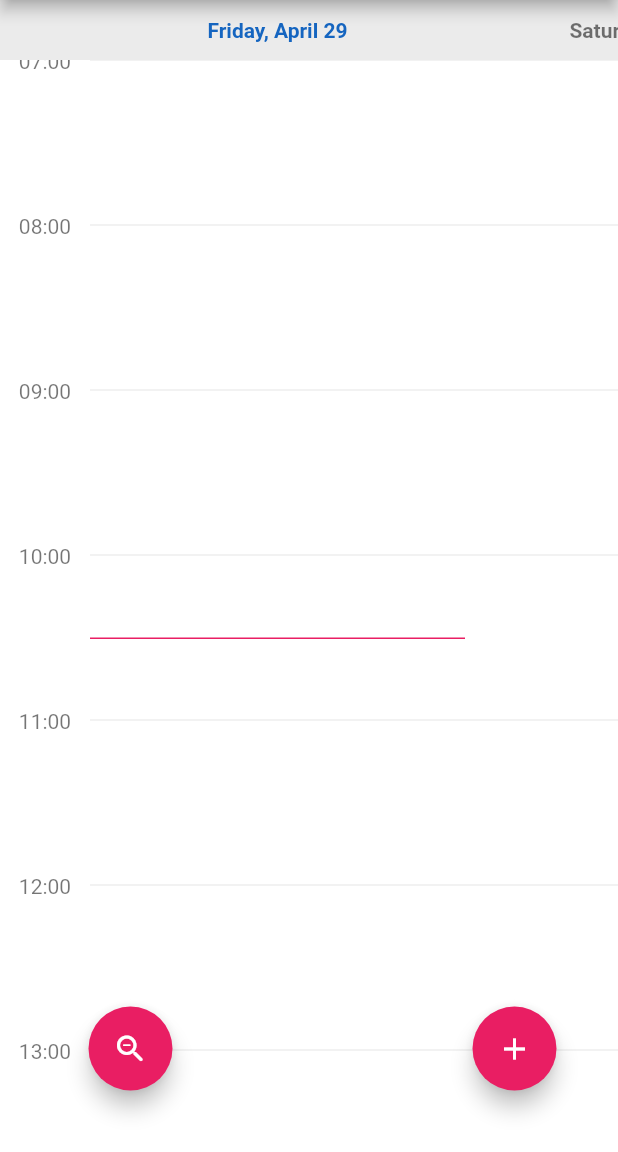
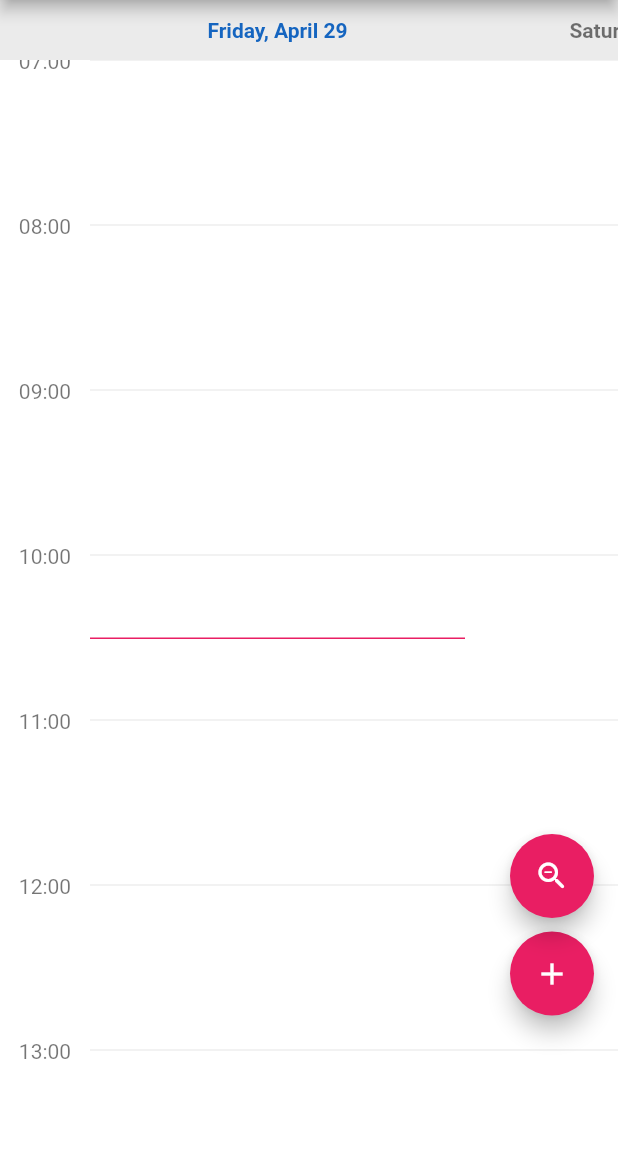
Before and after one commit to TahleeJ/SchedulePal, a Flutter app: the HomeScreen screen opened directly, on a phone screen of 412 x 824 dp, the part 84-1236 px from its top. Run offline on Flutter 3.47's test engine with Material 2 defaults, Android fonts, the light colour scheme and no system bars; our stand-ins replace cloud_firestore, firebase_auth, firebase_core, google_mobile_ads, google_sign_in; accounts and stored records are empty; network calls fail.

Commit message:
Adding Google Admob support and minor UI changes

```diff
--- /dev/null
+++ b/schedulepal/lib/ad_helper.dart
@@ -0,0 +1,36 @@
+import 'dart:io';
+
+class AdHelper {
+
+  static String get bannerAdUnitId {
+    if (Platform.isAndroid) {
+      return 'ca-app-pub-3940256099942544/6300978111';
+    } else if (Platform.isIOS) {
+      return 'ca-app-pub-3940256099942544/2934735716';
+    } else {
+      throw new UnsupportedError('Unsupported platform');
+    }
+  }
+
+  //--------------Only The Above Ad Type Relevant----------------------
+
+  static String get interstitialAdUnitId {
+    if (Platform.isAndroid) {
+      return "ca-app-pub-3940256099942544/1033173712";
+    } else if (Platform.isIOS) {
+      return "ca-app-pub-3940256099942544/4411468910";
+    } else {
+      throw new UnsupportedError("Unsupported platform");
+    }
+  }
+
+  static String get rewardedAdUnitId {
+    if (Platform.isAndroid) {
+      return "ca-app-pub-3940256099942544/5224354917";
+    } else if (Platform.isIOS) {
+      return "ca-app-pub-3940256099942544/1712485313";
+    } else {
+      throw new UnsupportedError("Unsupported platform");
+    }
+  }
+}
--- a/schedulepal/lib/friendCalendarScreen.dart
+++ b/schedulepal/lib/friendCalendarScreen.dart
@@ -56,9 +56,8 @@ class _FriendCalendarScreenState extends State<FriendCalendarScreen> {
         backgroundColor: Colors.pink[300],
         centerTitle: true,
         title: Text(widget.data['friendsName'] + "'s Calendar"),
+        leading: IconButton(onPressed: () =>{openFriendsList()}, icon: Icon(Icons.arrow_back),),
         actions: <Widget>[
-          // Sign out button
-          IconButton(onPressed: () => {openFriendsList()}, icon: Icon(Icons.accessibility, size: 26.0), tooltip: "Friend List"),
           IconButton(onPressed: changeZoom, icon: Icon(Icons.event_rounded, size: 26.0), tooltip: "Events List"),
           IconButton(onPressed: () => {_signOut()}, icon: Icon(Icons.exit_to_app_outlined, size: 26.0, ),
             tooltip: "Sign Out",),
--- a/schedulepal/lib/homeScreen.dart
+++ b/schedulepal/lib/homeScreen.dart
@@ -5,13 +5,15 @@ import 'package:intl/intl.dart';
 import 'package:firebase_auth/firebase_auth.dart';
 import 'package:cloud_firestore/cloud_firestore.dart';
 import 'package:google_sign_in/google_sign_in.dart';
+import 'package:google_mobile_ads/google_mobile_ads.dart';
+import 'package:flutter_week_view/flutter_week_view.dart';
+import 'ad_helper.dart';
 import 'package:flutter/material.dart';
 import 'signInScreen.dart';
 import 'addCourseScreen.dart';
 import 'addEventScreen.dart';
 import 'friendsListScreen.dart';
 import 'eventsListScreen.dart';
-import 'package:flutter_week_view/flutter_week_view.dart';
 
 /// Stateful class controlling the sign in page
 class HomeScreen extends StatefulWidget {
@@ -25,9 +27,39 @@ class _HomeScreenState extends State<HomeScreen> {
   final FirebaseAuth auth = FirebaseAuth.instance;
   final FirebaseFirestore store = FirebaseFirestore.instance;
 
+
   late Map<String, DateTime> weekDaysToDateTime = getDates();
   late List<DateTime> dates = weekDaysToDateTime.values.toList();
   late Future<List<FlutterWeekViewEvent>> events = getEvents(weekDaysToDateTime);
+
+  late BannerAd _bannerAd;
+  bool _isBannerAdReady = false;
+
+  @override
+  void initState() {
+    super.initState();
+
+    _bannerAd = BannerAd(
+      adUnitId: AdHelper.bannerAdUnitId,
+      request: AdRequest(),
+      size: AdSize.banner,
+      listener: BannerAdListener(
+        onAdLoaded: (_) {
+          setState(() {
+            _isBannerAdReady = true;
+          });
+        },
+        onAdFailedToLoad: (ad, err) {
+          print('Failed to load a banner ad: ${err.message}');
+          _isBannerAdReady = false;
+          ad.dispose();
+        },
+      ),
+    );
+
+    _bannerAd.load();
+  }
+
 
   bool zoomDay = true;
   double dayZoom = 110;
@@ -82,8 +114,8 @@ class _HomeScreenState extends State<HomeScreen> {
       floatingActionButton: Stack(
         children: [
           Positioned(
-            right: 25,
-            bottom: 25,
+            right: 0,
+            bottom: 75,
             child: FloatingActionButton(
               onPressed: () => showAlertDialog(context),
               //onPressed: () => _addObject(context),
@@ -93,8 +125,8 @@ class _HomeScreenState extends State<HomeScreen> {
             )
           ),
           Positioned(
-            left: 75,
-            bottom: 25,
+            right: 0,
+            bottom: 140,
             child: FloatingActionButton(
               onPressed: () => changeZoom(),
               //onPressed: () => _addObject(context),
@@ -102,7 +134,16 @@ class _HomeScreenState extends State<HomeScreen> {
               child: Icon(zoomDay ? Icons.zoom_out_rounded : Icons.zoom_in_rounded),
               heroTag: 'Zoom'
             )
-          )
+          ),
+          if (_isBannerAdReady)
+            Align(
+              alignment: Alignment.bottomCenter,
+              child: Container(
+                width: _bannerAd.size.width.toDouble(),
+                height: _bannerAd.size.height.toDouble(),
+                child: AdWidget(ad: _bannerAd),
+              ),
+            ),
         ]
       )
     );
@@ -135,6 +176,7 @@ class _HomeScreenState extends State<HomeScreen> {
 
     List<dynamic> courseList = ((await userRef.get()).data()!["courses"] == null) ? [] : (await userRef.get()).data()!["courses"];
     List<dynamic> eventList = ((await userRef.get()).data()!["events"] == null) ? [] : (await userRef.get()).data()!["events"];
+
     for (String event in eventList) {
       var _eventRef = store.collection("Events").doc(event);
       var query = await _eventRef.get();
@@ -158,8 +200,8 @@ class _HomeScreenState extends State<HomeScreen> {
       )
       );
     }
+
     for (Map<String, dynamic> course in courseList) {
-
       // Parse class time (9:00 am - 2:00 pm) -> [09:00, 14:00]
       List<String> times = course['time'].split(' - ');
       for (int i = 0; i < times.length; i++) {
@@ -170,7 +212,6 @@ class _HomeScreenState extends State<HomeScreen> {
       }
       DateTime startTime = DateFormat("hh:mm a").parse(times[0]);
       DateTime endTime = DateFormat("hh:mm a").parse(times[1]);
-
       // Parse class days (MWF -> MM/DD/YYYY)
       for (String day in course['days'].split('')) {
         DateTime date = weekDayToDateTime[day];
--- a/schedulepal/lib/main.dart
+++ b/schedulepal/lib/main.dart
@@ -1,4 +1,5 @@
 import 'package:firebase_core/firebase_core.dart';
+import 'package:google_mobile_ads/google_mobile_ads.dart';
 import 'package:flutter/material.dart';
 import 'signInScreen.dart';
 
@@ -9,6 +10,7 @@ void main() async {
 
   // initializing the firebase app
   await Firebase.initializeApp();
+  await MobileAds.instance.initialize();
 
   // calling of runApp
   runApp(const GoogleSignIn());
--- a/schedulepal/pubspec.yaml
+++ b/schedulepal/pubspec.yaml
@@ -36,6 +36,7 @@ dependencies:
   google_sign_in: ^5.2.3
   cloud_firestore: ^3.1.6
   time_planner: ^0.0.4
+  google_mobile_ads: ^0.13.0
 
   flutter_week_view:
     path: packages/FlutterWeekView-master
```
Also changed, not shown: schedulepal/pubspec.lock, 1 other file.
